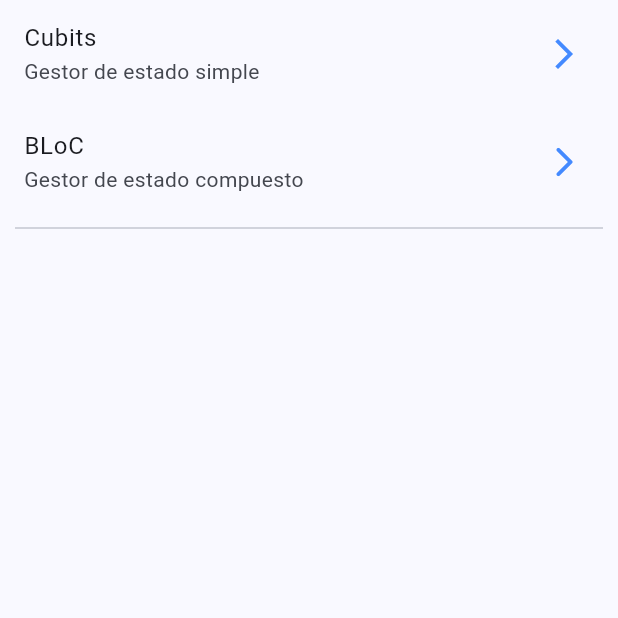
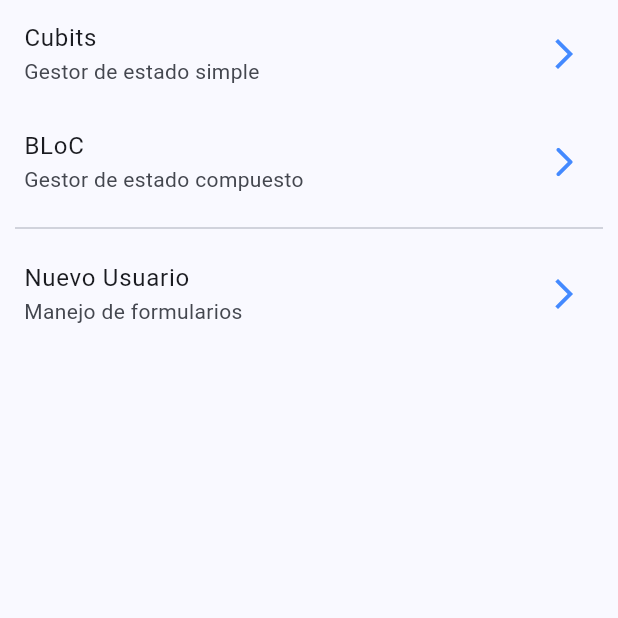
Before and after one commit to KevinBSC97/FormsApp, a Flutter app: the screen it shows after launch, on a phone screen of 412 x 824 dp, the top half of it. Run offline on Flutter 3.47's test engine with Material 3 defaults, Android fonts, the phone set to English and light mode, and no system bars; our stand-ins replace equatable, flutter_bloc, go_router.

Commit message:
se agrego la opcion del formulario

```diff
--- a/lib/presentation/screens/home_screen.dart
+++ b/lib/presentation/screens/home_screen.dart
@@ -24,6 +24,12 @@ class HomeScreen extends StatelessWidget {
           const Padding(
             padding: EdgeInsets.symmetric(horizontal: 10),
             child: Divider(),
+          ),
+          ListTile(
+            title: const Text('Nuevo Usuario'),
+            subtitle: const Text('Manejo de formularios'),
+            trailing: const Icon(Icons.arrow_forward_ios_outlined),
+            onTap: () => context.push('/new-user'),
           )
         ],
       ),
```
